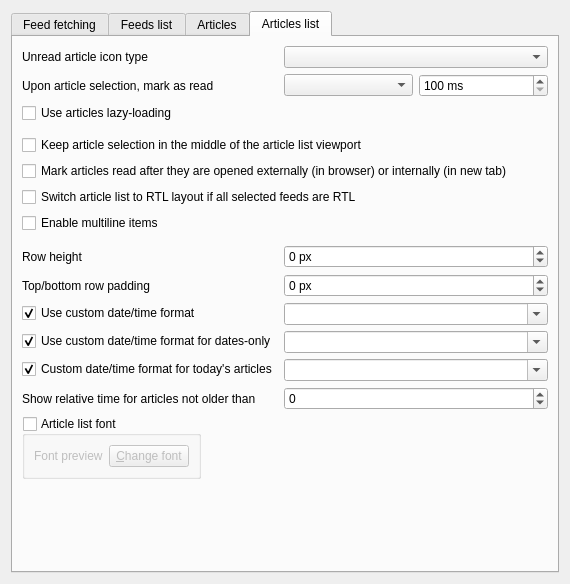
The window that src/librssguard/gui/settings/settingsfeedsmessages.ui (martinrotter/rssguard) describes before a commit, drawn with Qt 5.
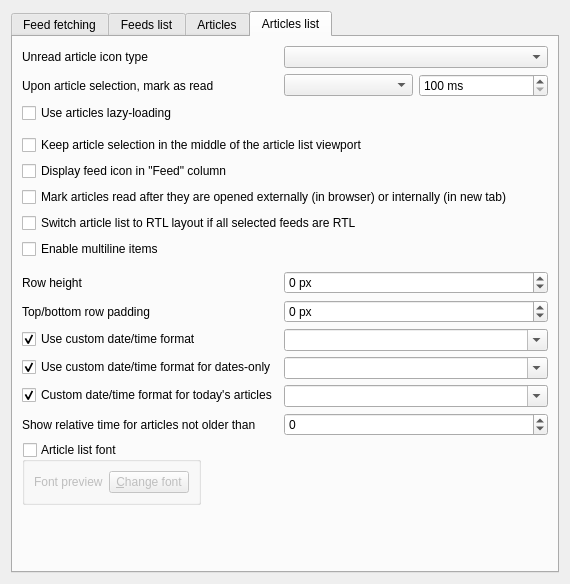
The same window after the commit. The open tabs and pages were chosen to show the change. Custom widgets are drawn as their Qt base class.

Patch:
```diff
--- a/src/librssguard/gui/settings/settingsfeedsmessages.ui
+++ b/src/librssguard/gui/settings/settingsfeedsmessages.ui
@@ -481,14 +481,14 @@
          </property>
         </widget>
        </item>
-       <item row="7" column="0">
+       <item row="8" column="0">
         <widget class="QCheckBox" name="m_checkMultilineArticleList">
          <property name="text">
           <string>Enable multiline items</string>
          </property>
         </widget>
        </item>
-       <item row="8" column="0" colspan="2">
+       <item row="9" column="0" colspan="2">
         <widget class="HelpSpoiler" name="m_helpMultilineArticleList" native="true">
          <property name="minimumSize">
           <size>
@@ -498,7 +498,7 @@
          </property>
         </widget>
        </item>
-       <item row="9" column="0">
+       <item row="10" column="0">
         <widget class="QLabel" name="label_2">
          <property name="text">
           <string>Row height</string>
@@ -508,7 +508,7 @@
          </property>
         </widget>
        </item>
-       <item row="9" column="1">
+       <item row="10" column="1">
         <widget class="QSpinBox" name="m_spinHeightRowsMessages">
          <property name="minimumSize">
           <size>
@@ -527,7 +527,7 @@
          </property>
         </widget>
        </item>
-       <item row="10" column="0">
+       <item row="11" column="0">
         <widget class="QLabel" name="label_4">
          <property name="text">
           <string>Top/bottom row padding</string>
@@ -537,7 +537,7 @@
          </property>
         </widget>
        </item>
-       <item row="10" column="1">
+       <item row="11" column="1">
         <widget class="QSpinBox" name="m_spinPaddingRowsMessages">
          <property name="minimumSize">
           <size>
@@ -556,7 +556,7 @@
          </property>
         </widget>
        </item>
-       <item row="11" column="0">
+       <item row="12" column="0">
         <widget class="QCheckBox" name="m_checkMessagesDateTimeFormat">
          <property name="text">
           <string>Use custom date/time format</string>
@@ -569,7 +569,7 @@
          </property>
         </widget>
        </item>
-       <item row="11" column="1">
+       <item row="12" column="1">
         <widget class="QComboBox" name="m_cmbMessagesDateTimeFormat">
          <property name="minimumSize">
           <size>
@@ -582,7 +582,7 @@
          </property>
         </widget>
        </item>
-       <item row="12" column="0">
+       <item row="13" column="0">
         <widget class="QCheckBox" name="m_checkMessagesDateTimeFormatForDatesOnly">
          <property name="text">
           <string>Use custom date/time format for dates-only</string>
@@ -595,7 +595,7 @@
          </property>
         </widget>
        </item>
-       <item row="12" column="1">
+       <item row="13" column="1">
         <widget class="QComboBox" name="m_cmbMessagesDateTimeFormatForDatesOnly">
          <property name="minimumSize">
           <size>
@@ -608,7 +608,7 @@
          </property>
         </widget>
        </item>
-       <item row="13" column="0">
+       <item row="14" column="0">
         <widget class="QCheckBox" name="m_checkMessagesTimeFormat">
          <property name="text">
           <string>Custom date/time format for today's articles</string>
@@ -621,7 +621,7 @@
          </property>
         </widget>
        </item>
-       <item row="13" column="1">
+       <item row="14" column="1">
         <widget class="QComboBox" name="m_cmbMessagesTimeFormat">
          <property name="minimumSize">
           <size>
@@ -634,14 +634,14 @@
          </property>
         </widget>
        </item>
-       <item row="14" column="0">
+       <item row="15" column="0">
         <widget class="QLabel" name="label">
          <property name="text">
           <string>Show relative time for articles not older than</string>
          </property>
         </widget>
        </item>
-       <item row="14" column="1">
+       <item row="15" column="1">
         <widget class="QSpinBox" name="m_spinRelativeArticleTime">
          <property name="minimum">
           <number>-1</number>
@@ -651,7 +651,7 @@
          </property>
         </widget>
        </item>
-       <item row="15" column="0">
+       <item row="16" column="0">
         <widget class="QGroupBox" name="m_gbArticleListFont">
          <property name="title">
           <string>Article list font</string>
@@ -713,7 +713,7 @@
          </property>
         </widget>
        </item>
-       <item row="6" column="0" colspan="2">
+       <item row="7" column="0" colspan="2">
         <widget class="QCheckBox" name="m_checkSwitchArticleListRtl">
          <property name="text">
           <string>Switch article list to RTL layout if all selected feeds are RTL</string>
@@ -737,13 +737,20 @@
          </property>
         </widget>
        </item>
-       <item row="5" column="0" colspan="2">
+       <item row="6" column="0" colspan="2">
         <widget class="QCheckBox" name="m_checkMarkReadAfterOpenExtInt">
          <property name="text">
           <string>Mark articles read after they are opened externally (in browser) or internally (in new tab)</string>
          </property>
         </widget>
        </item>
+       <item row="5" column="0" colspan="2">
+        <widget class="QCheckBox" name="m_checkShowFeedIconInFeedColumn">
+         <property name="text">
+          <string>Display feed icon in &quot;Feed&quot; column</string>
+         </property>
+        </widget>
+       </item>
       </layout>
      </widget>
     </widget>
```
Left out of the diff: 1 changed line with no effect on the pictures.
